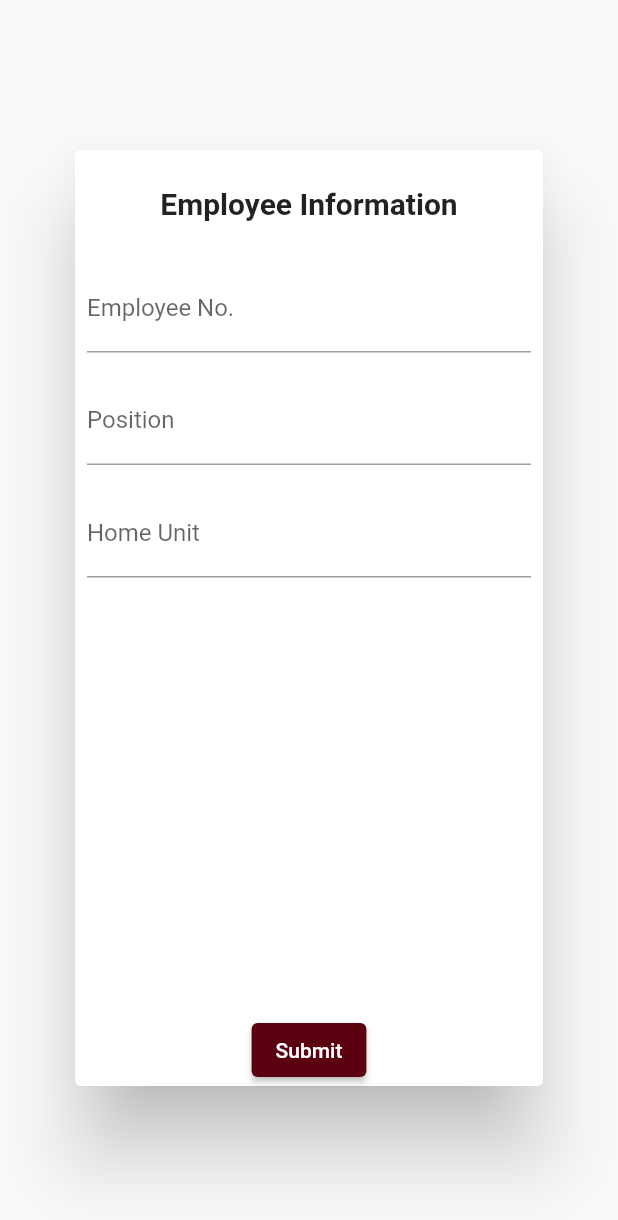
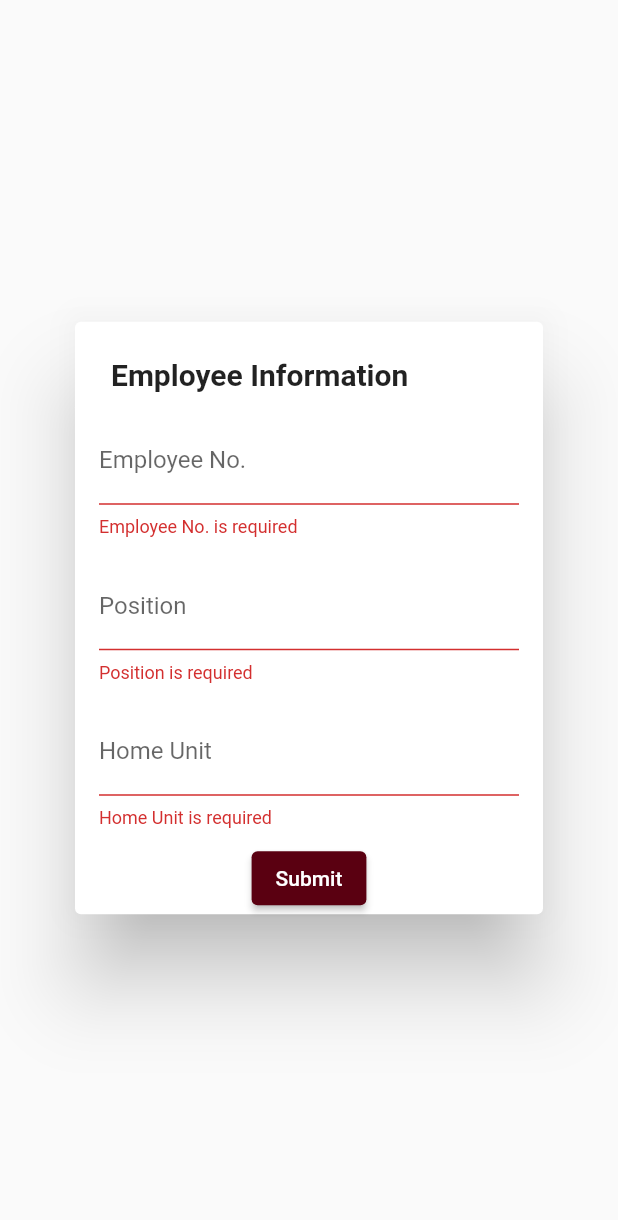
Before and after one commit to reymondyncierto/UPLBeat, a Flutter app: the EmployeeInfoDialog widget shown alone on an empty page, opened directly, on a phone screen of 412 x 824 dp. Shown: the top 1220 px of the screen. Run offline on Flutter 3.47's test engine with Material 2 defaults, Android fonts, the phone set to English and light mode, and no system bars; our stand-ins replace cloud_firestore, email_validator, firebase_auth, firebase_core, google_sign_in, image_gallery_saver and 1 more; missing offline and left inert: qr_code_scanner; accounts and stored records are empty.

Commit message:
feat: made the dialog async

```diff
--- a/lib/screens/employee_info_dialog.dart
+++ b/lib/screens/employee_info_dialog.dart
@@ -24,7 +24,10 @@ class _EmployeeInfoDialogState extends State<EmployeeInfoDialog> {
   }
 
  Future<void> _saveEmployeeInfo(
-      String? empNo, String? position, String? homeUnit) async {
+  String? empNo,
+  String? position,
+  String? homeUnit,
+) async {
   final authProvider = context.read<AuthProvider>();
   final currentUser = authProvider.getCurrentUser();
   final currentUserDoc =
@@ -32,23 +35,18 @@ class _EmployeeInfoDialogState extends State<EmployeeInfoDialog> {
 
   try {
     await currentUserDoc.update({
-        // 'preExistingIllness': {
-        //   'Hypertension': _selectedIllnessesMap['Hypertension'] ?? false,
-        //   'Diabetes': _selectedIllnessesMap['Diabetes'] ?? false,
-        //   'Tuberculosis': _selectedIllnessesMap['Tuberculosis'] ?? false,
-        //   'Cancer': _selectedIllnessesMap['Cancer'] ?? false,
-        //   'Kidney Disease': _selectedIllnessesMap['Kidney Disease'] ?? false,
-        //   'Cardiac Disease': _selectedIllnessesMap['Cardiac Disease'] ?? false,
-        //   'Autoimmune Disease':
-        //       _selectedIllnessesMap['Autoimmune Disease'] ?? false,
-        //   'Asthma': _selectedIllnessesMap['Asthma'] ?? false,
-        //   'Allergies': _allergies,
-        // },
-        // 'isNewUser': false,
       'empNo': _empNo,
       'position': _position,
       'homeUnit': _homeUnit,
     });
+
+    if (mounted) {
+      setState(() {
+        _empNo = null;
+        _position = null;
+        _homeUnit = null;
+      });
+    }
 
     print("Employee information saved successfully!");
   } catch (error) {
@@ -57,19 +55,16 @@ class _EmployeeInfoDialogState extends State<EmployeeInfoDialog> {
   }
 }
 
+
+
   @override
   Widget build(BuildContext context) {
     return AlertDialog(
-      title: Container(
-        margin: const EdgeInsets.only(bottom: 5.0),
-        child: const Center(
-          child: Text(
+      title: const Text(
         'Employee Information',
         style: TextStyle(
           fontSize: 20.0,
           fontWeight: FontWeight.bold,
-            ),
-          ),
         ),
       ),
       contentPadding: EdgeInsets.zero,
@@ -77,30 +72,47 @@ class _EmployeeInfoDialogState extends State<EmployeeInfoDialog> {
       buttonPadding: EdgeInsets.zero,
       content: Container(
         width: MediaQuery.of(context).size.width - 100,
-        height: MediaQuery.of(context).size.height - 300,
+        height: 300,
         decoration: BoxDecoration(
           color: Colors.white,
           borderRadius: BorderRadius.circular(10.0),
         ),
         child: SingleChildScrollView(
+          child: Padding(
+            padding: const EdgeInsets.all(16.0),
             child: Column(
               children: [
+                _buildTextField(
+                  labelText: 'Employee No.',
+                  onChanged: (value) {
+                    setState(() {
+                      _empNo = value;
+                    });
+                  },
+                  errorText: validateName(_empNo, 'Employee No.'),
+                ),
                 const SizedBox(height: 16.0),
-              Column(
-                children: [
-                  // for (int i = 0; i < _illnesses.length; i++)
-                  //   if (_illnesses[i] == "Allergies")
-                  //     _buildAllergiesTextField()
-                  //   else
-                  //     _buildIllnessSwitchListTile(_illnesses[i]),
-
-                  _buildEmpNoTextField(),
-                  _buildPositionTextField(),
-                  _buildHomeUnitTextField(),
+                _buildTextField(
+                  labelText: 'Position',
+                  onChanged: (value) {
+                    setState(() {
+                      _position = value;
+                    });
+                  },
+                  errorText: validateName(_position, 'Position'),
+                ),
+                const SizedBox(height: 16.0),
+                _buildTextField(
+                  labelText: 'Home Unit',
+                  onChanged: (value) {
+                    setState(() {
+                      _homeUnit = value;
+                    });
+                  },
+                  errorText: validateName(_homeUnit, 'Home Unit'),
+                ),
               ],
             ),
-              const SizedBox(height: 16.0),
-            ],
           ),
         ),
       ),
@@ -108,73 +120,27 @@ class _EmployeeInfoDialogState extends State<EmployeeInfoDialog> {
         Center(
           child: ElevatedButton(
             onPressed: () {
-            // List<String> selectedIllnesses = [];
-            // _selectedIllnessesMap.forEach((illness, isSelected) {
-            //   if (isSelected) {
-            //     selectedIllnesses.add(illness);
-            //   }
-            // });
-
-            // _saveIllnessesAndAllergies(selectedIllnesses);
-
               _saveEmployeeInfo(_empNo, _position, _homeUnit);
               Navigator.pop(context);
             },
-          child: const Text("Submit"),
-        ))
+            child: const Text('Submit'),
+          ),
+        ),
       ],
     );
   }
 
-  Widget _buildEmpNoTextField() {
-    return Padding(
-      padding: const EdgeInsets.all(8.0),
-      child: TextField(
-        decoration: const InputDecoration(
-          labelText: "Employee No.",
+  Widget _buildTextField({
+    required String labelText,
+    required ValueChanged<String> onChanged,
+    String? errorText,
+  }) {
+    return TextField(
+      decoration: InputDecoration(
+        labelText: labelText,
+        errorText: errorText,
       ),
-        onChanged: (value) {
-          setState(() {
-            _empNo = value;
-          });
-        },
-      ),
-    );
-  }
-
-  Widget _buildPositionTextField() {
-    return Padding(
-      padding: const EdgeInsets.all(8.0),
-      child: TextField(
-        decoration: const InputDecoration(
-          labelText: "Position",
-        ),
-        onChanged: (value) {
-          setState(() {
-            //   _allergies =
-            //       value.split(",").map((allergy) => allergy.trim()).toList();
-            _position = value;
-          });
-        },
-      ),
-    );
-  }
-
-  Widget _buildHomeUnitTextField() {
-    return Padding(
-      padding: const EdgeInsets.all(8.0),
-      child: TextField(
-        decoration: const InputDecoration(
-          labelText: "Home Unit",
-        ),
-        onChanged: (value) {
-          setState(() {
-            // _allergies =
-            //     value.split(",").map((allergy) => allergy.trim()).toList();
-            _homeUnit = value;
-          });
-        },
-      ),
+      onChanged: onChanged,
     );
   }
 }
```
Also changed, not shown: lib/screens/todo_page.dart (+17 -18 lines), 3 other files. Lines whose indentation alone changed are shown as unchanged.
